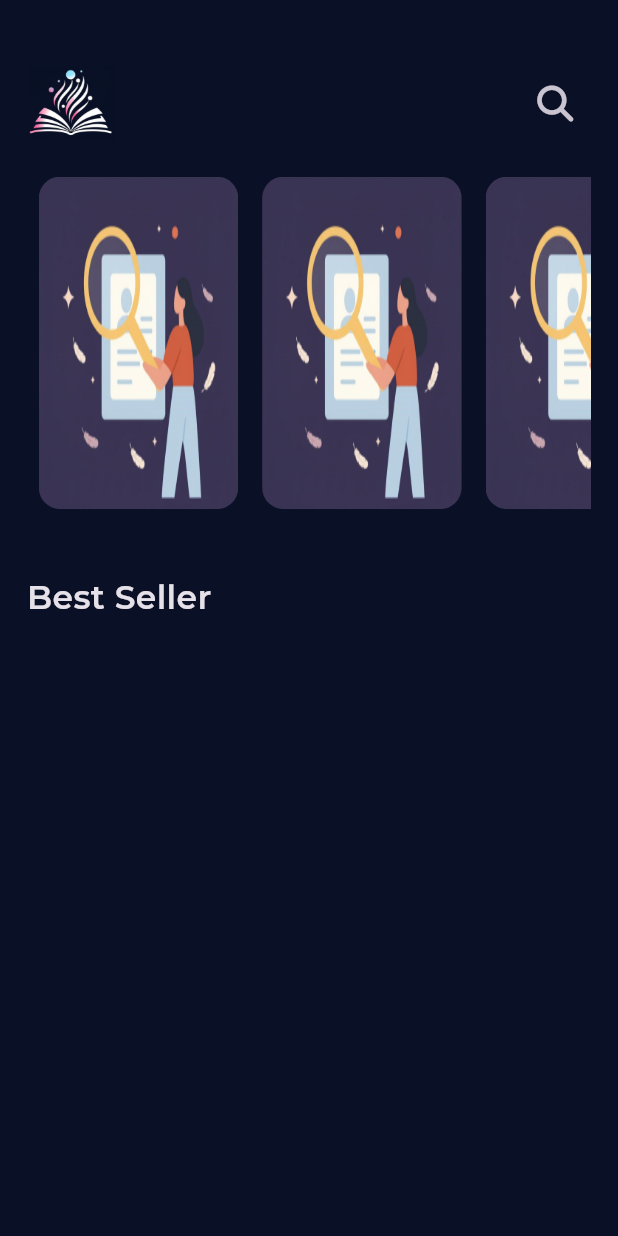
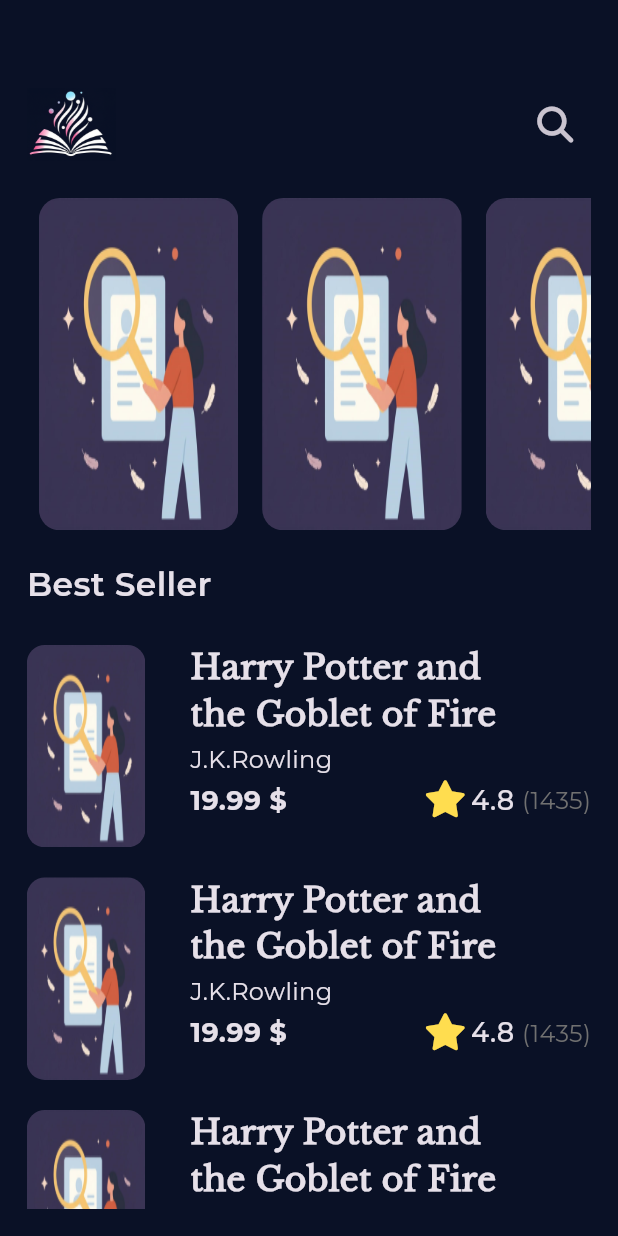
Before and after one commit to abd-alghani-soud/Dr.Book, a Flutter app: the HomePage screen opened directly, on a phone screen of 412 x 824 dp. Run offline on Flutter 3.47's test engine with Material 3 defaults, Android fonts, the light colour scheme and no system bars; our stand-ins replace bloc, bot_toast, dartz, easy_localization, equatable, flutter_animate and 12 more; accounts and stored records are empty; project files that could hold a hidden picture were left out.

Commit message:
add sliver's custom scroll to home page

```diff
--- a/lib/core/constants/strings.dart
+++ b/lib/core/constants/strings.dart
@@ -3,4 +3,5 @@
 class Strings {
   static const kBackground = Color(0xff0a1126);
   static const kTransitionDuration = Duration(milliseconds: 350);
+  static const kLibreBaskerville = 'LibreBaskerville';
 }
--- /dev/null
+++ b/lib/core/utils/style.dart
@@ -0,0 +1,22 @@
+import 'package:bookly_app/core/constants/strings.dart';
+import 'package:flutter/material.dart';
+
+abstract class Style {
+  static const textSize22 = TextStyle(
+    fontSize: 22,
+    fontWeight: FontWeight.w600,
+  );
+  static const textSize24 = TextStyle(
+    fontSize: 24,
+    fontWeight: FontWeight.normal,
+    fontFamily: Strings.kLibreBaskerville,
+  );
+  static const textSize16 = TextStyle(
+    fontSize: 16,
+    fontWeight: FontWeight.normal,
+  );
+  static const textSize18 = TextStyle(
+    fontSize: 18,
+    fontWeight: FontWeight.w500,
+  );
+}
--- /dev/null
+++ b/lib/features/home/presentation/view/widgets/best_seller_item_widget.dart
@@ -0,0 +1,83 @@
+import 'package:bookly_app/core/constants/assets.dart';
+import 'package:bookly_app/core/utils/style.dart';
+import 'package:flutter/material.dart';
+import 'package:flutter_screenutil/flutter_screenutil.dart';
+import 'package:bookly_app/core/constants/strings.dart';
+import 'package:font_awesome_flutter/font_awesome_flutter.dart';
+
+class BestSellerItemWidgets extends StatelessWidget {
+  const BestSellerItemWidgets({super.key});
+
+  @override
+  Widget build(BuildContext context) {
+    return SizedBox(
+      height: 135,
+      child: Row(
+        children: [
+          AspectRatio(
+            aspectRatio: 2.4 / 4.1,
+            child: Container(
+              decoration: BoxDecoration(
+                borderRadius: BorderRadius.circular(12.sp),
+                image: DecorationImage(
+                  image: const AssetImage(Assets.onboarding1),
+                  fit: BoxFit.fill,
+                ),
+              ),
+            ),
+          ),
+          const SizedBox(width: 30),
+          Expanded(
+            child: Column(
+              crossAxisAlignment: CrossAxisAlignment.start,
+              children: [
+                SizedBox(
+                  width: 230.w,
+                  child: Text(
+                    'Harry Potter and the Goblet of Fire',
+                    style: Style.textSize22.copyWith(
+                      fontFamily: Strings.kLibreBaskerville,
+                    ),
+                    maxLines: 2,
+                    overflow: TextOverflow.ellipsis,
+                  ),
+                ),
+                const SizedBox(height: 3),
+                const Text('J.K.Rowling', style: Style.textSize16),
+                const SizedBox(height: 3),
+                Row(
+                  children: [
+                    Text(
+                      r'19.99 $',
+                      style: Style.textSize18.copyWith(
+                        fontWeight: FontWeight.bold,
+                      ),
+                    ),
+                    const Spacer(flex: 1),
+                    Row(
+                      children: [
+                        Icon(
+                          FontAwesomeIcons.solidStar,
+                          color: Color(0xffFFDD4F),
+                        ),
+                        const SizedBox(width: 6.5),
+                        const Text('4.8', style: Style.textSize18),
+                        const SizedBox(width: 5),
+                        Text(
+                          '(1435)',
+                          style: Style.textSize16.copyWith(
+                            color: const Color(0xff707070),
+                          ),
+                        ),
+                      ],
+                    ),
+                  ],
+                ),
+              ],
+            ),
+          ),
+        ],
+      ),
+    );
+  }
+}
--- /dev/null
+++ b/lib/features/home/presentation/view/widgets/custom_list_view_best_seller_widget.dart
@@ -0,0 +1,22 @@
+import 'package:bookly_app/features/home/presentation/view/widgets/best_seller_item_widget.dart';
+import 'package:flutter/material.dart';
+
+class CustomListViewBestSellerWidget extends StatelessWidget {
+  const CustomListViewBestSellerWidget({super.key});
+
+  @override
+  Widget build(BuildContext context) {
+    return ListView.builder(
+      shrinkWrap: true,
+      padding: EdgeInsets.zero,
+      physics: NeverScrollableScrollPhysics(),
+      itemCount: 7,
+      itemBuilder: (context, index) {
+        return Padding(
+          padding: const EdgeInsets.symmetric(vertical: 10.0),
+          child: BestSellerItemWidgets(),
+        );
+      },
+    );
+  }
+}
--- a/lib/features/home/presentation/view/widgets/home_body_widget.dart
+++ b/lib/features/home/presentation/view/widgets/home_body_widget.dart
@@ -1,5 +1,7 @@
+import 'package:bookly_app/core/utils/style.dart';
 import 'package:bookly_app/features/home/presentation/view/widgets/custom_app_bar_home_widget.dart';
-import 'package:bookly_app/features/home/presentation/view/widgets/custom_list_view_home_widgets.dart';
+import 'package:bookly_app/features/home/presentation/view/widgets/custom_list_view_best_seller_widget.dart';
+import 'package:bookly_app/features/home/presentation/view/widgets/custom_list_view_home_widget.dart';
 import 'package:flutter/material.dart';
 import 'package:flutter_screenutil/flutter_screenutil.dart';
 
@@ -15,17 +17,23 @@
         top: 50.h,
         bottom: 20.h,
       ),
+      child: CustomScrollView(
+        slivers: [
+          SliverToBoxAdapter(
             child: Column(
               crossAxisAlignment: CrossAxisAlignment.start,
               children: [
+                SizedBox(height: 16.h),
                 CustomAppBarHomeWidget(),
                 SizedBox(height: 28.h),
                 CustomListViewHomeWidgets(),
-          SizedBox(height: 48.h),
-          Text(
-            'Best Seller',
-            style: TextStyle(fontSize: 22.sp, fontWeight: FontWeight.w600),
+                SizedBox(height: 22.h),
+                Text('Best Seller', style: Style.textSize22),
+                SizedBox(height: 18.h),
+              ],
             ),
+          ),
+          SliverToBoxAdapter(child: CustomListViewBestSellerWidget()),
         ],
       ),
     );
--- a/pubspec.yaml
+++ b/pubspec.yaml
@@ -55,3 +55,7 @@
   uses-material-design: true
   assets:
     - assets/images/
+  fonts:
+    - family: LibreBaskerville
+      fonts:
+        - asset: assets/fonts/LibreBaskerville-Regular.ttf
```
Also changed, not shown: assets/fonts/LibreBaskerville-Regular.ttf (added), lib/features/home/presentation/view/widgets/custom_list_view_home_widget.dart (renamed from lib/features/home/presentation/view/widgets/custom_list_view_home_widgets.dart). Lines whose indentation alone changed are shown as unchanged.
